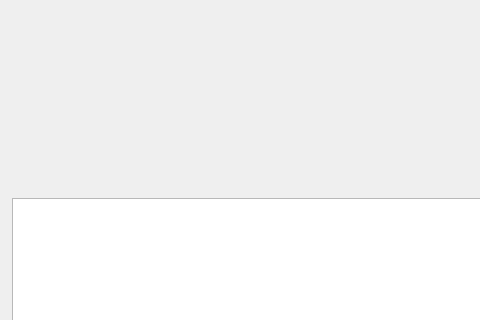
First picture: the form in drone/ui/MainWindow.ui, repository batitous/DesktopApps, before the edit; both pictures show x 0 to 480 and y 0 to 320 of the 641 by 454 pixel window.
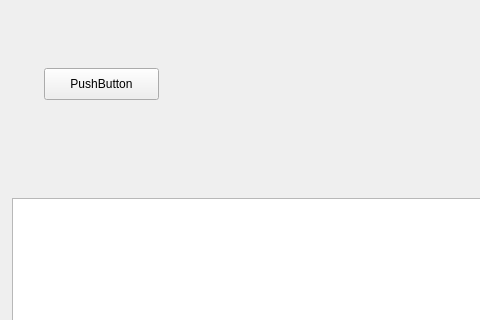
Second picture: the form after the edit.

Commit message: Test of Drone communication layer.

```diff
--- a/drone/ui/MainWindow.ui
+++ b/drone/ui/MainWindow.ui
@@ -13,6 +13,9 @@
   <property name="windowTitle">
    <string>MainWindow</string>
   </property>
+  <property name="styleSheet">
+   <string notr="true"/>
+  </property>
   <widget class="QWidget" name="centralwidget">
    <layout class="QVBoxLayout" name="verticalLayout_3">
     <property name="leftMargin">
@@ -54,6 +57,29 @@
       </layout>
      </widget>
     </item>
+    <item>
+     <widget class="QWidget" name="wCenter" native="true">
+      <property name="minimumSize">
+       <size>
+        <width>0</width>
+        <height>80</height>
+       </size>
+      </property>
+      <widget class="QPushButton" name="bTest">
+       <property name="geometry">
+        <rect>
+         <x>40</x>
+         <y>40</y>
+         <width>115</width>
+         <height>32</height>
+        </rect>
+       </property>
+       <property name="text">
+        <string>PushButton</string>
+       </property>
+      </widget>
+     </widget>
+    </item>
     <item>
      <spacer name="verticalSpacer">
       <property name="orientation">
```
Left out of the diff: 12 changed lines with no effect on the pictures. The commit also changes 10 other files.
